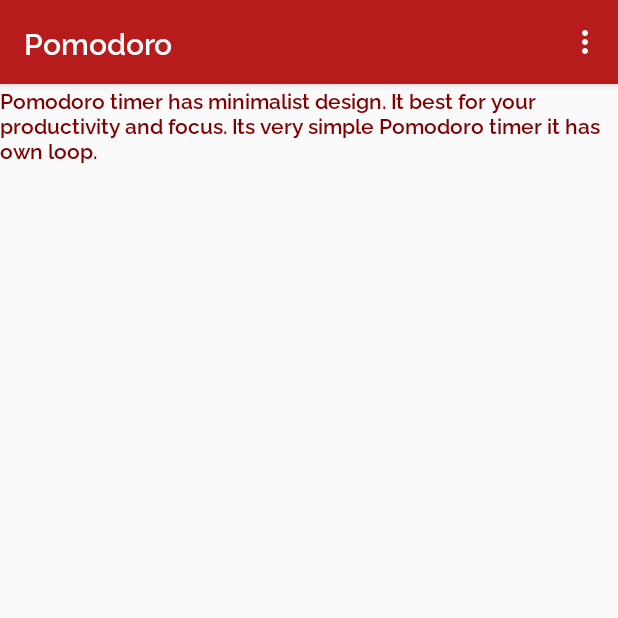
After one commit to kagankuscu/Pomodoro-App, an Android app: the AboutFragment screen opened through its navigation route, on a phone screen of 412 x 824 dp, the top half of it. The commit adds this screen. Run offline under Robolectric (Android 15) with nearby library versions, the phone set to English and light mode, and no system bars; our stand-ins replace Timber, data binding, navigation-ui; libraries missing offline, so code that uses them is left out: com.huawei.hms; 5 statements that could not run were skipped.

Commit message:
#34 About Page created and setting up the navigation to it.

```diff
--- a/app/src/main/java/com/example/pomodoroapp/MainActivity.kt
+++ b/app/src/main/java/com/example/pomodoroapp/MainActivity.kt
@@ -34,7 +34,7 @@ class MainActivity : AppCompatActivity() {
     override fun onOptionsItemSelected(item: MenuItem): Boolean {
         val navController = findNavController(R.id.nav_host_fragment)
 
-        return when(item.itemId) {
+        return when (item.itemId) {
             R.id.settingsFragment -> item.onNavDestinationSelected(navController)
             R.id.aboutFragment -> item.onNavDestinationSelected(navController)
             else -> super.onOptionsItemSelected(item)
--- /dev/null
+++ b/app/src/main/java/com/example/pomodoroapp/about/AboutFragment.kt
@@ -0,0 +1,32 @@
+package com.example.pomodoroapp.about
+
+import android.os.Bundle
+import android.view.LayoutInflater
+import android.view.View
+import android.view.ViewGroup
+import androidx.databinding.DataBindingUtil
+import androidx.fragment.app.Fragment
+import androidx.lifecycle.ViewModelProvider
+import com.example.pomodoroapp.R
+import com.example.pomodoroapp.databinding.FragmentAboutBinding
+
+class AboutFragment : Fragment() {
+
+    override fun onCreateView(
+        inflater: LayoutInflater,
+        container: ViewGroup?,
+        savedInstanceState: Bundle?
+    ): View? {
+
+        val binding: FragmentAboutBinding = DataBindingUtil.inflate(
+            inflater, R.layout.fragment_about, container, false
+        )
+
+        val viewModel = ViewModelProvider(this).get(AboutViewModel::class.java)
+
+        binding.lifecycleOwner = this
+        binding.viewModel = viewModel
+
+        return binding.root
+    }
+}
--- /dev/null
+++ b/app/src/main/java/com/example/pomodoroapp/about/AboutViewModel.kt
@@ -0,0 +1,7 @@
+package com.example.pomodoroapp.about
+
+import androidx.lifecycle.ViewModel
+
+class AboutViewModel : ViewModel() {
+
+}
--- /dev/null
+++ b/app/src/main/res/layout/fragment_about.xml
@@ -0,0 +1,21 @@
+<?xml version="1.0" encoding="utf-8"?>
+<layout>
+<data>
+    <variable
+        name="viewModel"
+        type="com.example.pomodoroapp.about.AboutViewModel" />
+</data>
+    <FrameLayout xmlns:android="http://schemas.android.com/apk/res/android"
+        xmlns:tools="http://schemas.android.com/tools"
+        android:layout_width="match_parent"
+        android:layout_height="match_parent"
+        tools:context=".about.AboutFragment">
+
+        <TextView
+            android:layout_width="match_parent"
+            android:layout_height="match_parent"
+            android:text="@string/about_text"
+            android:textColor="@color/colorPrimaryDark" />
+
+    </FrameLayout>
+</layout>
--- a/app/src/main/res/navigation/navigation.xml
+++ b/app/src/main/res/navigation/navigation.xml
@@ -13,4 +13,14 @@
         android:id="@+id/settingsFragment"
         android:name="com.example.pomodoroapp.setting.SettingsFragment"
         android:label="SettingsFragment" />
+    <fragment
+        android:id="@+id/aboutFragment"
+        android:name="com.example.pomodoroapp.about.AboutFragment"
+        android:label="fragment_about"
+        tools:layout="@layout/fragment_about" />
+    <activity
+        android:id="@+id/splashScreenActivity"
+        android:name="com.example.pomodoroapp.splashscreen.SplashScreenActivity"
+        android:label="activity_splash_screen"
+        tools:layout="@layout/activity_splash_screen" />
 </navigation>
--- a/app/src/main/res/values/strings.xml
+++ b/app/src/main/res/values/strings.xml
@@ -27,5 +27,7 @@
     <string name="long_time">Set long time</string>
     <string name="dark_mode">Dark Mode</string>
 
+    <!--    About Page-->
+    <string name="about_text">Pomodoro timer has minimalist design. It best for your productivity and focus. Its very simple Pomodoro timer it has own loop.</string>
 
 </resources>
```
